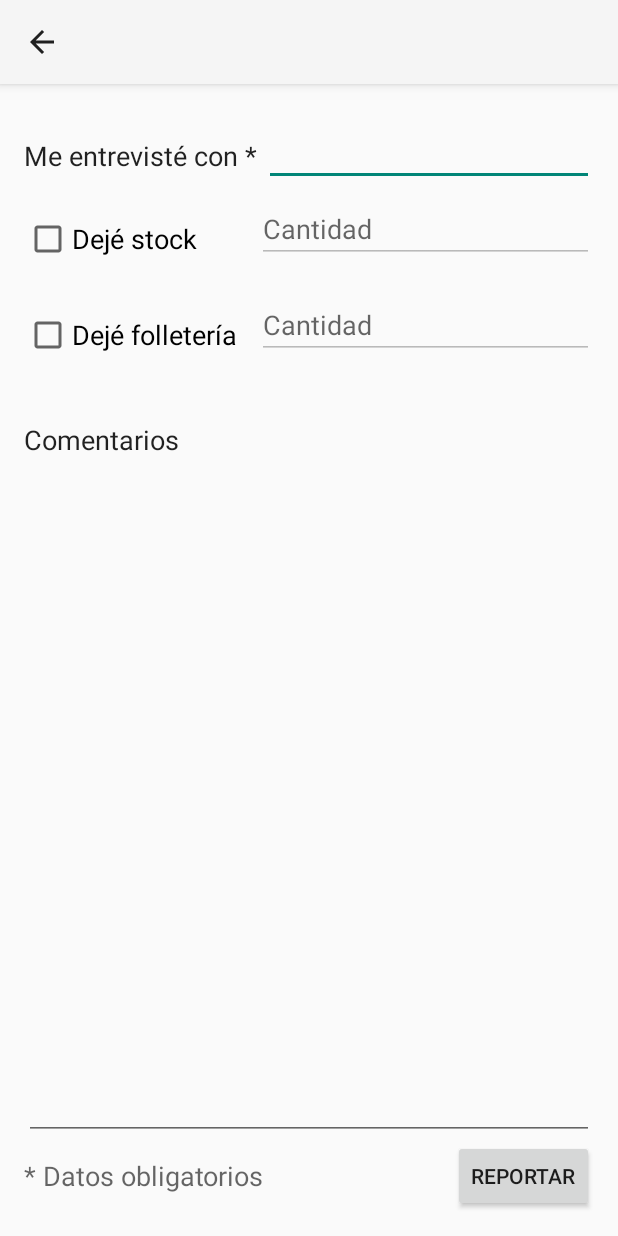
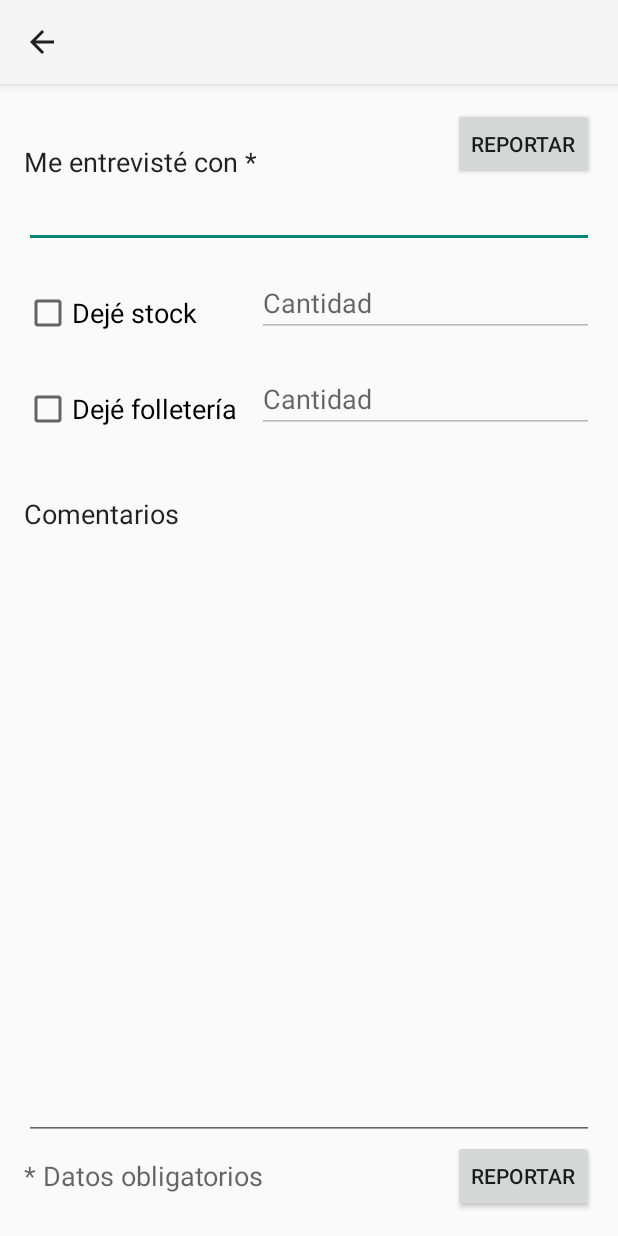
Before and after one commit to adbeel92/EUA-Android, an Android app: the AgencyReportActivity screen opened directly, with no data from a screen before it, on a phone screen of 412 x 824 dp. Run offline under Robolectric (Android 15) with nearby library versions, the phone set to English and light mode, and no system bars; 1 statement that could not run was skipped.

Commit message:
- Add report button on top. - Change message after report a visit

```diff
--- a/EUA/app/build.gradle
+++ b/EUA/app/build.gradle
@@ -8,8 +8,8 @@ android {
         applicationId "com.eua.SalesTrackingApp"
         minSdkVersion 15
         targetSdkVersion 23
-        versionCode 4
-        versionName "1.0"
+        versionCode 5
+        versionName "1.1"
         multiDexEnabled true
     }
     buildTypes {
--- a/EUA/app/src/main/java/com/eua/SalesTrackingApp/AgencyReportActivity.java
+++ b/EUA/app/src/main/java/com/eua/SalesTrackingApp/AgencyReportActivity.java
@@ -68,7 +68,9 @@ public class AgencyReportActivity extends AppManager implements LocationListener
     private NetworkChangeReceiver ncr = null;
     private Gson gson;
     private Button reportButton;
+    private Button reportButtonTop;
     private ProgressBar progressBar;
+    private ProgressBar progressBarTop;
     private boolean gpsenabled = false;
     private InfoDialog infoDialog;
     private LocationManager locationManager;
@@ -93,10 +95,13 @@ public class AgencyReportActivity extends AppManager implements LocationListener
         stockCb.setOnClickListener(validateCheckbox);
         brochureCb.setOnClickListener(validateCheckbox);
         reportButton = (Button)findViewById(R.id.report);
+        reportButtonTop = (Button)findViewById(R.id.reportTop);
         progressBar = (ProgressBar)findViewById(R.id.progressBar);
+        progressBarTop = (ProgressBar)findViewById(R.id.progressBarTop);
         visitId = intent.getStringExtra("id");
         loggedUserId = UserSessionManager.getInstance(getApplicationContext()).getLoggedUserId();
-        reportButton.setOnClickListener(reportInterview);;
+        reportButton.setOnClickListener(reportInterview);
+        reportButtonTop.setOnClickListener(reportInterview);
         // Create an instance of GoogleAPIClient.
         if (mGoogleApiClient == null) {
             mGoogleApiClient = new GoogleApiClient.Builder(this)
@@ -205,8 +210,11 @@ public class AgencyReportActivity extends AppManager implements LocationListener
         mReportTask = new SendReport(visit, userId, intName, stock, broch, comments, dateTime, latitude, longitude);
         mReportTask.execute((Void) null);
         reportButton.setVisibility(View.INVISIBLE);
+        reportButtonTop.setVisibility(View.INVISIBLE);
         progressBar.setVisibility(View.VISIBLE);
+        progressBarTop.setVisibility(View.VISIBLE);
         progressBar.animate();
+        progressBarTop.animate();
 //        reportButton.setText("");
 //        reportButton.setEnabled(true);
     }
@@ -305,10 +313,13 @@ public class AgencyReportActivity extends AppManager implements LocationListener
         @Override
         protected void onPostExecute(final Boolean success) {
             progressBar.clearAnimation();
+            progressBarTop.clearAnimation();
             progressBar.setVisibility(View.INVISIBLE);
+            progressBarTop.setVisibility(View.INVISIBLE);
 //            reportButton.setText("Report");
 //            reportButton.setEnabled(true);
             reportButton.setVisibility(View.VISIBLE);
+            reportButtonTop.setVisibility(View.VISIBLE);
             try{
                 context = getApplicationContext();
             }catch (NullPointerException e){
@@ -317,7 +328,7 @@ public class AgencyReportActivity extends AppManager implements LocationListener
             mReportTask = null;
             if (success) {
                 try{
-                    Toast.makeText(context, reportResponse, Toast.LENGTH_LONG).show();
+                    Toast.makeText(context, "La visita programada se realizó exitosamente.", Toast.LENGTH_LONG).show();
                     VisitReport.deleteAll(VisitReport.class);
                     finish();
                 }catch (NullPointerException e){
--- a/EUA/app/src/main/res/layout/activity_agency_report.xml
+++ b/EUA/app/src/main/res/layout/activity_agency_report.xml
@@ -16,34 +16,31 @@
         android:text="@string/interview_with"
         android:id="@+id/interview_view"
         android:textSize="18dp"
-        android:layout_alignParentTop="true"
+        android:layout_alignBottom="@+id/reportTop"
         android:layout_alignParentLeft="true"
-        android:layout_alignParentStart="true"
-        android:layout_marginTop="19dp" />
+        android:layout_alignParentStart="true" />
 
     <EditText
         android:layout_width="wrap_content"
         android:layout_height="wrap_content"
         android:id="@+id/interviewer_name"
         android:inputType="textPersonName"
+        android:layout_below="@+id/interview_view"
+        android:layout_alignParentLeft="true"
+        android:layout_alignParentStart="true"
         android:layout_alignRight="@+id/stock_quantity"
-        android:layout_alignEnd="@+id/stock_quantity"
-        android:layout_toRightOf="@+id/mandatory_fields"
-        android:layout_toEndOf="@+id/mandatory_fields"
-        android:layout_above="@+id/stock_left_checkbox"
-        android:layout_alignParentEnd="true"
-        android:layout_marginBottom="-8dp" />
+        android:layout_alignEnd="@+id/stock_quantity" />
 
     <CheckBox
         android:layout_width="wrap_content"
         android:layout_height="wrap_content"
         android:text="@string/stock_left_checkbox"
         android:id="@+id/stock_left_checkbox"
-        android:layout_below="@+id/interview_view"
+        android:layout_marginTop="27dp"
+        android:textSize="18dp"
+        android:layout_below="@+id/interviewer_name"
         android:layout_alignParentLeft="true"
-        android:layout_alignParentStart="true"
-        android:layout_marginTop="27dp"
-        android:textSize="18dp" />
+        android:layout_alignParentStart="true" />
 
     <CheckBox
         android:layout_width="wrap_content"
@@ -140,4 +137,24 @@
         android:layout_toRightOf="@+id/interview_view"
         android:layout_toEndOf="@+id/interview_view" />
 
+    <ProgressBar
+        style="?android:attr/progressBarStyleSmall"
+        android:layout_width="wrap_content"
+        android:layout_height="wrap_content"
+        android:id="@+id/progressBarTop"
+        android:visibility="invisible"
+        android:layout_alignTop="@+id/reportTop"
+        android:layout_alignBottom="@+id/reportTop"
+        android:layout_alignRight="@+id/reportTop"
+        android:layout_alignLeft="@+id/reportTop"/>
+
+    <Button
+        android:layout_width="wrap_content"
+        android:layout_height="wrap_content"
+        android:text="@string/report"
+        android:id="@+id/reportTop"
+        android:layout_alignParentTop="true"
+        android:layout_alignParentRight="true"
+        android:layout_alignParentEnd="true" />
+
 </RelativeLayout>
```
